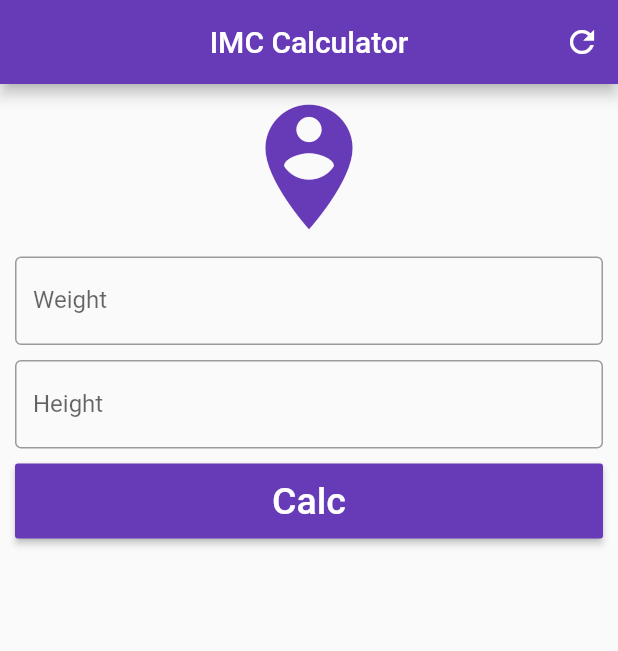
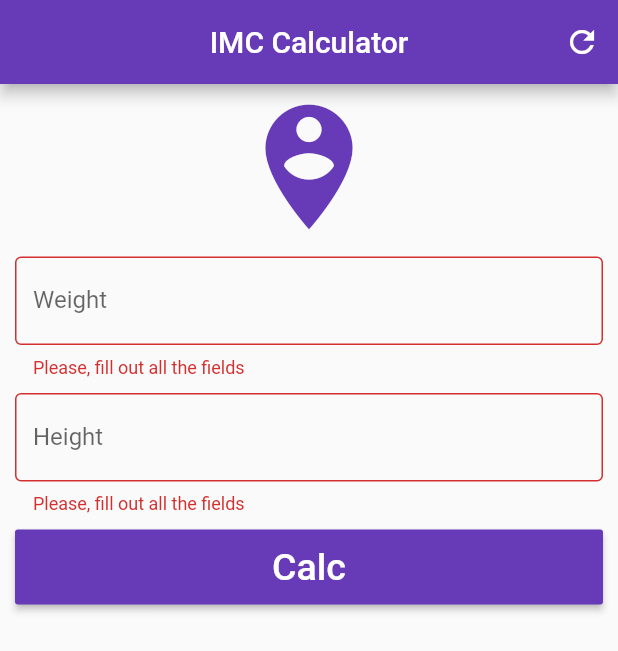
Before and after one commit to rene-kt/flutter-imc-calculator, a Flutter app: the screen it shows after launch, after a tap on "Calc", on a phone screen of 412 x 824 dp. Shown: the top 651 px of the screen. Run offline on Flutter 3.47's test engine with Material 2 defaults, Android fonts, the phone set to English and light mode, and no system bars; our stand-ins replace mask_text_input_formatter.

Commit message:
validating the form

```diff
--- a/lib/main.dart
+++ b/lib/main.dart
@@ -1,4 +1,5 @@
 import 'package:flutter/material.dart';
+import 'package:mask_text_input_formatter/mask_text_input_formatter.dart';
 
 void main() {
   runApp(MaterialApp(
@@ -14,6 +15,8 @@ class Home extends StatefulWidget {
 class _HomeState extends State<Home> {
   TextEditingController weightController = TextEditingController();
   TextEditingController heightController = TextEditingController();
+
+  GlobalKey<FormState> _formKey = GlobalKey<FormState>();
 
   Future<void> _showDialog() async {
     return showDialog<void>(
@@ -65,6 +68,8 @@ class _HomeState extends State<Home> {
         ),
         body: SingleChildScrollView(
             padding: EdgeInsets.fromLTRB(10, 5.0, 10, 5.0),
+            child: Form(
+              key: _formKey,
               child: Column(
                 crossAxisAlignment: CrossAxisAlignment.stretch,
                 children: <Widget>[
@@ -72,40 +77,53 @@ class _HomeState extends State<Home> {
                       size: 100, color: Colors.deepPurple),
                   Padding(
                     padding: EdgeInsets.only(top: 10.0, bottom: 10.0),
-                child: TextField(
+                    child: TextFormField(
                         keyboardType: TextInputType.number,
                         decoration: InputDecoration(
                           border: OutlineInputBorder(),
                           labelText: 'Weight',
                         ),
                         controller: weightController,
+                        validator: (value) {
+                          if (value.isEmpty) {
+                            return "Please, fill out all the fields";
+                          }
+                        }),
                   ),
-              ),
-              TextField(
+                  TextFormField(
                       keyboardType: TextInputType.number,
                       decoration: InputDecoration(
                         border: OutlineInputBorder(),
                         labelText: 'Height',
                       ),
                       controller: heightController,
-              ),
+                      validator: (value) {
+                        if (value.isEmpty) {
+                          return "Please, fill out all the fields";
+                        } else if (value.length > 3) {
+                          return "Plase, put a valid height";
+                        }
+                      }),
                   Padding(
                       padding: EdgeInsets.only(top: 10.0, bottom: 10.0),
                       child: Container(
                           height: 50.0,
                           child: RaisedButton(
                             onPressed: () {
+                              if (_formKey.currentState.validate()) {
                                 _calcImc();
                                 _showDialog();
+                              }
                             },
                             child: Text(
                               "Calc",
-                          style: TextStyle(color: Colors.white, fontSize: 25.0),
+                              style: TextStyle(
+                                  color: Colors.white, fontSize: 25.0),
                             ),
                             color: Colors.deepPurple,
                           )))
                 ],
               ),
-        ));
+            )));
   }
 }
--- a/pubspec.yaml
+++ b/pubspec.yaml
@@ -21,6 +21,7 @@ environment:
   sdk: ">=2.7.0 <3.0.0"
 
 dependencies:
+  mask_text_input_formatter: ^1.1.0
   flutter:
     sdk: flutter
 
```
Also changed, not shown: pubspec.lock. Lines whose indentation alone changed are shown as unchanged.
